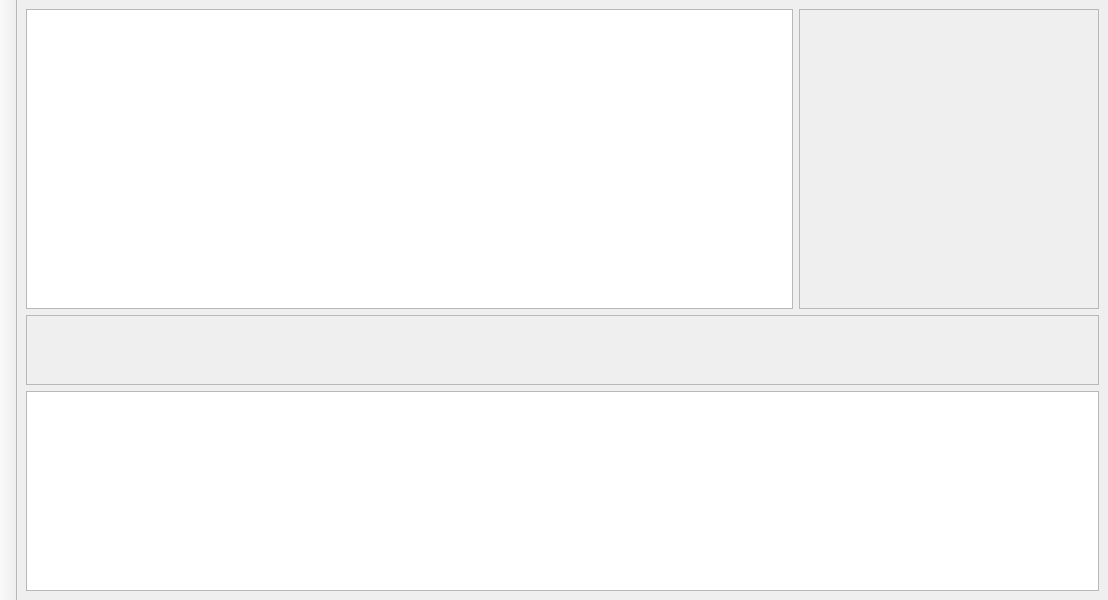
Vivx701/FrameFlow, file Src/mainwindow.ui: the form before one commit.
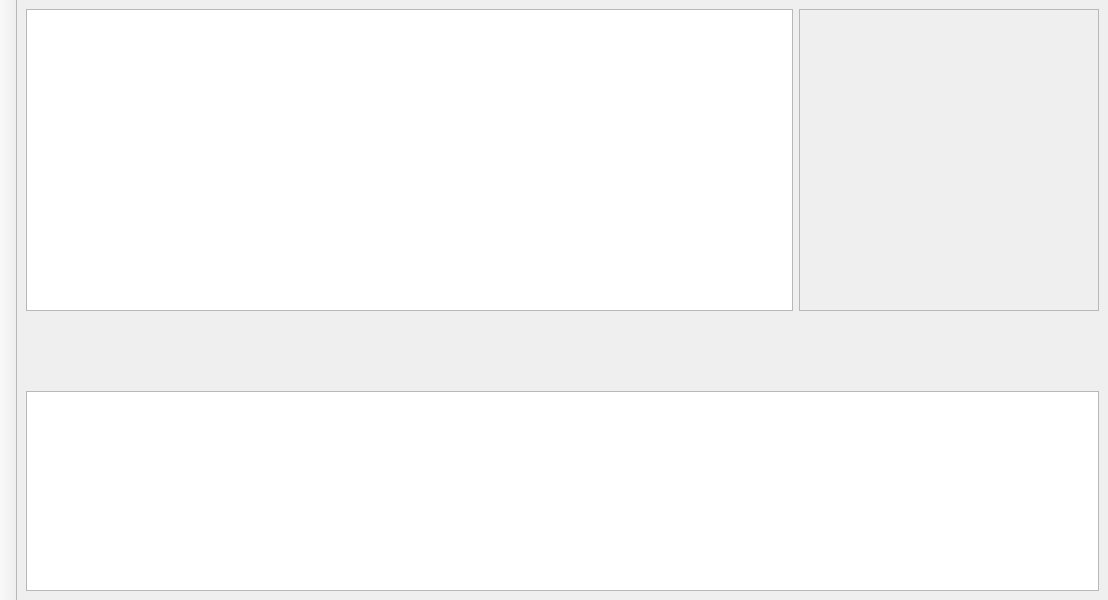
The form after the commit. Icons and pictures are not drawn.

```diff
--- a/Src/mainwindow.ui
+++ b/Src/mainwindow.ui
@@ -16,8 +16,6 @@
   <widget class="QWidget" name="centralwidget">
    <layout class="QVBoxLayout" name="verticalLayout_2">
     <item>
-     <layout class="QVBoxLayout" name="verticalLayout">
-      <item>
        <layout class="QHBoxLayout" name="horizontalLayout">
         <item>
          <widget class="QGraphicsView" name="graphicsView"/>
@@ -42,7 +40,7 @@
           <property name="frameShadow">
            <enum>QFrame::Raised</enum>
           </property>
-          <layout class="QVBoxLayout" name="verticalLayout_3">
+        <layout class="QVBoxLayout" name="verticalLayout">
            <item>
             <widget class="QLabel" name="propertiesLabel">
              <property name="text">
@@ -70,10 +68,13 @@
          </size>
         </property>
         <property name="frameShape">
-         <enum>QFrame::StyledPanel</enum>
+       <enum>QFrame::NoFrame</enum>
         </property>
         <property name="frameShadow">
-         <enum>QFrame::Raised</enum>
+       <enum>QFrame::Plain</enum>
+      </property>
+      <property name="lineWidth">
+       <number>0</number>
         </property>
         <layout class="QHBoxLayout" name="horizontalLayout_2">
          <item>
@@ -231,8 +232,6 @@
          </item>
         </layout>
        </widget>
-      </item>
-     </layout>
     </item>
     <item>
      <widget class="QListView" name="listView">
```
Left out of the diff: 6 changed lines with no effect on the pictures. Lines whose indentation alone changed are shown as unchanged.
